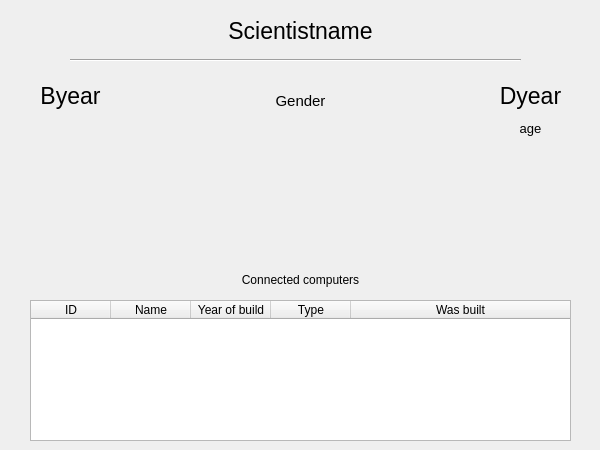
Old version of the form viewscientistdialog.ui in the repository gudmundurb/H22.
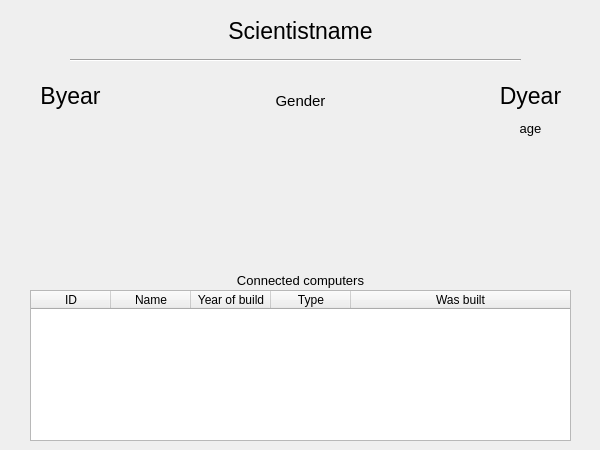
New version of the form. Icons and pictures are not drawn.

The edit to the form file:
```diff
--- a/viewscientistdialog.ui
+++ b/viewscientistdialog.ui
@@ -159,6 +159,11 @@
      <height>20</height>
     </rect>
    </property>
+   <property name="font">
+    <font>
+     <pointsize>10</pointsize>
+    </font>
+   </property>
    <property name="text">
     <string>Connected computers</string>
    </property>
@@ -170,9 +175,9 @@
    <property name="geometry">
     <rect>
      <x>30</x>
-     <y>300</y>
+     <y>290</y>
      <width>541</width>
-     <height>141</height>
+     <height>151</height>
     </rect>
    </property>
    <property name="sizePolicy">
```
Left out of the diff: 2 changed lines with no effect on the pictures.
